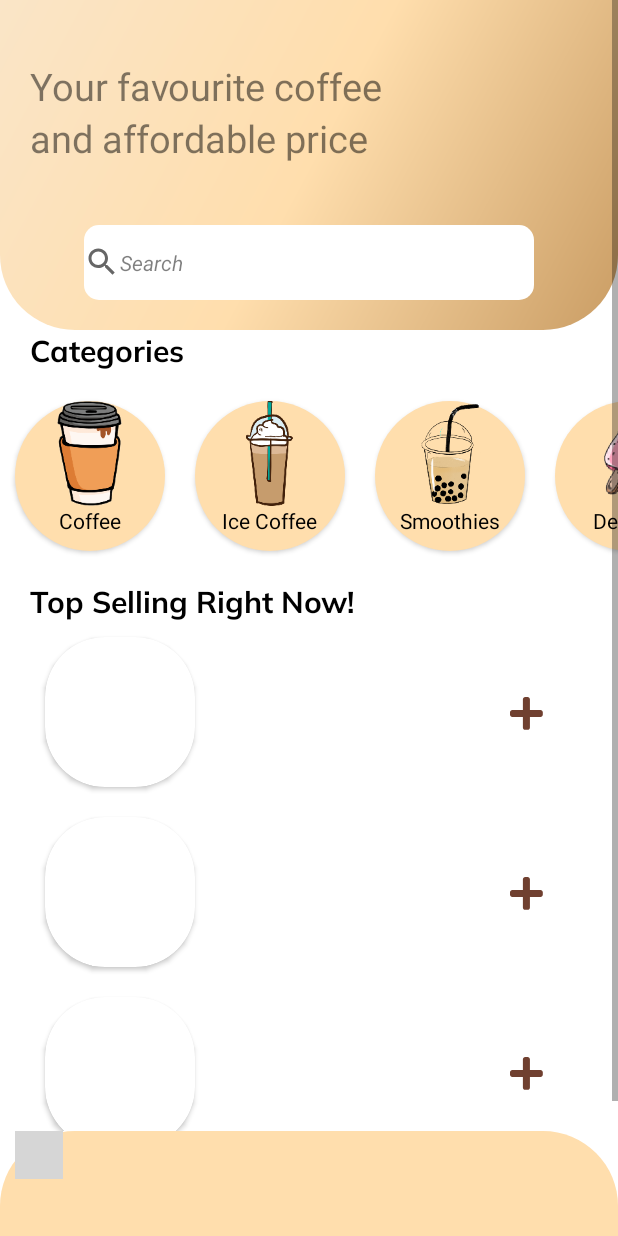
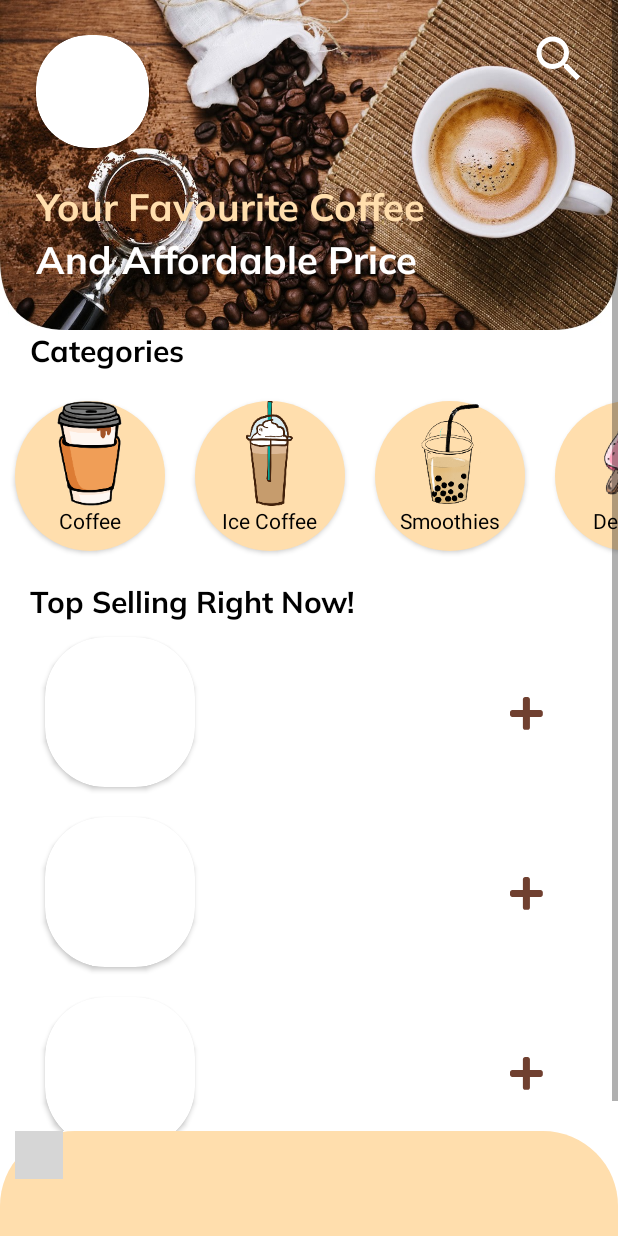
Before and after one commit to KhairulEidlan/NgopiCafe, an Android app: the screen it shows after launch once a user with an empty profile is signed in (AppMainActivity), on a phone screen of 412 x 824 dp. Run offline under Robolectric (Android 15) with nearby library versions, the phone set to English and light mode, and no system bars; our stand-ins replace Firebase (no records; nobody signed in at launch, a user with empty details on screens opened directly), Picasso; libraries missing offline, so code that uses them is left out: com.gauravk.bubblenavigation; plain views replace BubbleNavigationLinearView, BubbleToggleView; pictures from the network do not load; 2 statements that could not run were skipped; grey boxes are pictures that could not be loaded.

Commit message:
search testing

```diff
--- a/app/src/main/AndroidManifest.xml
+++ b/app/src/main/AndroidManifest.xml
@@ -12,6 +12,9 @@
         android:roundIcon="@mipmap/ic_launcher_round"
         android:supportsRtl="true"
         android:theme="@style/Theme.NgopiCafe">
+        <activity
+            android:name=".AppSearchActivity"
+            android:exported="true" />
         <activity
             android:name=".admin.EditAdminMenu"
             android:exported="true" />
--- a/app/src/main/java/com/example/ngopi/apps/fragment/Home.java
+++ b/app/src/main/java/com/example/ngopi/apps/fragment/Home.java
@@ -1,24 +1,32 @@
 package com.example.ngopi.apps.fragment;
 
 import android.app.Dialog;
+import android.app.FragmentManager;
+import android.content.Intent;
 import android.os.Bundle;
 
 import androidx.core.content.ContextCompat;
 import androidx.fragment.app.Fragment;
+import androidx.fragment.app.FragmentTransaction;
 import androidx.recyclerview.widget.LinearLayoutManager;
 import androidx.recyclerview.widget.RecyclerView;
 
+import android.view.KeyEvent;
 import android.view.LayoutInflater;
 import android.view.View;
 import android.view.ViewGroup;
+import android.view.inputmethod.EditorInfo;
 import android.widget.ArrayAdapter;
 import android.widget.Button;
+import android.widget.EditText;
 import android.widget.ImageView;
 import android.widget.Spinner;
 import android.widget.TextView;
 import android.widget.Toast;
 
+import com.example.ngopi.AppSearchActivity;
 import com.example.ngopi.R;
+import com.example.ngopi.apps.AppMainActivity;
 import com.example.ngopi.apps.model.Order;
 import com.example.ngopi.apps.model.OrderDetail;
 import com.example.ngopi.apps.rv.RvCategoryAdapter;
@@ -38,8 +46,11 @@ import java.util.Map;
 
 public class Home extends Fragment {
 
+    //firebase
     private FirebaseFirestore db = FirebaseFirestore.getInstance();
+
     RecyclerView recyclerView;
+    ImageView profile_pic,search;
 
     //item
     ImageView imgView,btnAdd;
@@ -54,7 +65,7 @@ public class Home extends Fragment {
     TextView menuTitle2,menuPrice2;
 
     String username,userId;
-    String link,link1,link2;
+    String link,link1,link2,profilelink;
 
     @Override
     public View onCreateView(LayoutInflater inflater, ViewGroup container,Bundle savedInstanceState) {
@@ -67,6 +78,8 @@ public class Home extends Fragment {
         getuserid();
 
         recyclerView = view.findViewById(R.id.rcview);
+        profile_pic = view.findViewById(R.id.profile_pic);
+        search = view.findViewById(R.id.search);
 
         //item
         imgView = view.findViewById(R.id.imgView);
@@ -88,13 +101,25 @@ public class Home extends Fragment {
         menuPrice2 = view.findViewById(R.id.menuPrice2);
         btnAdd2 = view.findViewById(R.id.btnAdd2);
 
+
         categories();
-
         showitem();
         showitem1();
         showitem2();
+
+        search.setOnClickListener(new View.OnClickListener() {
+            @Override
+            public void onClick(View v) {
+                Intent intent = new Intent(getActivity(), AppSearchActivity.class);
+                intent.putExtra("userid", userId);
+                startActivity(intent);
+            }
+        });
+
         return view;
     }
+
+
     public void getuserid(){
         db.collection("Users")
                 .whereEqualTo("username",username)
@@ -103,6 +128,8 @@ public class Home extends Fragment {
                     if (task.isSuccessful()) {
                         for (QueryDocumentSnapshot document : task.getResult()) {
                             userId = document.getId();
+                            profilelink = document.getData().get("imageURL").toString();
+                            Picasso.get().load(profilelink).into(profile_pic);
                         }
                     }
                 });
--- /dev/null
+++ b/app/src/main/res/drawable/ic_search_white.xml
@@ -0,0 +1,5 @@
+<vector android:height="24dp" android:tint="#FFFFFF"
+    android:viewportHeight="24" android:viewportWidth="24"
+    android:width="24dp" xmlns:android="http://schemas.android.com/apk/res/android">
+    <path android:fillColor="@android:color/white" android:pathData="M15.5,14h-0.79l-0.28,-0.27C15.41,12.59 16,11.11 16,9.5 16,5.91 13.09,3 9.5,3S3,5.91 3,9.5 5.91,16 9.5,16c1.61,0 3.09,-0.59 4.23,-1.57l0.27,0.28v0.79l5,4.99L20.49,19l-4.99,-5zM9.5,14C7.01,14 5,11.99 5,9.5S7.01,5 9.5,5 14,7.01 14,9.5 11.99,14 9.5,14z"/>
+</vector>
--- a/app/src/main/res/drawable/top_menu.xml
+++ b/app/src/main/res/drawable/top_menu.xml
@@ -1,12 +1,10 @@
 <?xml version="1.0" encoding="utf-8"?>
 <shape xmlns:android="http://schemas.android.com/apk/res/android" android:shape="rectangle" android:padding="10dp">
     <!--<solid android:color="#37B664"/> this one is ths color of the Rounded Button -->
-    <gradient
-        android:angle="135.9"
-        android:centerColor="#ffdead"
-        android:startColor="#CA9D64"
-        android:endColor="#fae5c7"
-        android:type="linear"/>
+    <solid
+
+        android:color="#ffdead"
+        />
     <corners
         android:bottomRightRadius="50dp"
         android:bottomLeftRadius="50dp"
--- a/app/src/main/res/layout/activity_admin_category.xml
+++ b/app/src/main/res/layout/activity_admin_category.xml
@@ -65,9 +65,9 @@
             android:layout_marginTop="33dp"
             android:layout_marginEnd="28dp"
             android:fontFamily="@font/muli_bold"
+            android:onClick="additem"
             android:text="Add New Item"
-            android:textSize="20sp"
-            android:onClick="additem"/>
+            android:textSize="20sp" />
 
         <ProgressBar
 
--- a/app/src/main/res/layout/activity_app_order_history.xml
+++ b/app/src/main/res/layout/activity_app_order_history.xml
@@ -24,13 +24,13 @@
         android:layout_height="wrap_content"
         android:layout_below="@+id/lblOrderHistory"
         android:layout_marginTop="30dp"
-        android:backgroundTint="#ffdead"
-        android:background="@drawable/round_corner"/>
+        android:background="@drawable/round_corner"
+        android:backgroundTint="#ffdead" />
 
     <androidx.viewpager2.widget.ViewPager2
         android:id="@+id/viewPager2"
         android:layout_width="match_parent"
         android:layout_height="match_parent"
         android:layout_below="@+id/tabLayout"
-        android:background="#ffdead"/>
+        android:background="#ffdead" />
 </RelativeLayout>
--- a/app/src/main/res/layout/fragment_app_home.xml
+++ b/app/src/main/res/layout/fragment_app_home.xml
@@ -10,21 +10,23 @@
         android:layout_width="match_parent"
         android:layout_height="wrap_content"
         android:orientation="vertical">
+
         <RelativeLayout
             android:layout_width="match_parent"
             android:layout_height="220dp"
-            android:background="@drawable/top_menu">
+            android:background="@drawable/bg_coffee">
 
             <TextView
                 android:id="@+id/text1"
                 android:layout_width="wrap_content"
                 android:layout_height="wrap_content"
+                android:layout_below="@+id/imgProfile"
                 android:layout_alignParentStart="true"
-                android:layout_alignParentTop="true"
-                android:layout_marginStart="20dp"
-                android:layout_marginTop="40dp"
-                android:text="Your favourite coffee"
-                android:textColor="#80000000"
+                android:layout_marginStart="24dp"
+                android:layout_marginTop="22dp"
+                android:fontFamily="@font/muli_bold"
+                android:text="Your Favourite Coffee"
+                android:textColor="#ffdead"
                 android:textSize="25sp" />
 
             <TextView
@@ -32,28 +34,45 @@
                 android:layout_height="wrap_content"
                 android:layout_below="@+id/text1"
                 android:layout_alignParentStart="true"
-                android:layout_marginStart="20dp"
-                android:text="and affordable price"
-                android:textColor="#80000000"
-                android:textSize="25sp" />
+                android:layout_marginStart="24dp"
+                android:layout_marginTop="1dp"
+                android:fontFamily="@font/muli_bold"
+                android:text="And Affordable Price"
+                android:textColor="@color/white"
+                android:textSize="25sp"/>
 
-            <EditText
-                android:id="@+id/search_bar"
-                android:layout_width="300dp"
-                android:layout_height="50dp"
-                android:layout_alignParentBottom="true"
-                android:layout_centerHorizontal="true"
-                android:layout_marginBottom="20dp"
-                android:background="@drawable/search_back"
-                android:drawableStart="@drawable/ic_search"
-                android:hint="Search"
-                android:imeOptions="actionSearch"
-                android:inputType="textCapCharacters"
-                android:textColorHint="#80000000"
-                android:textSize="14sp"
-                android:textStyle="italic" />
+            <ImageView
+                android:id="@+id/search"
+                android:layout_width="40dp"
+                android:layout_height="40dp"
+                android:layout_alignParentTop="true"
+                android:layout_alignParentEnd="true"
+                android:layout_marginTop="19dp"
+                android:layout_marginEnd="19dp"
+                android:background="@drawable/ic_search_white" />
+
+            <androidx.cardview.widget.CardView
+                android:id="@+id/imgProfile"
+                android:layout_width="75dp"
+                android:layout_height="75dp"
+                android:layout_alignParentStart="true"
+                android:layout_alignParentTop="true"
+                android:layout_marginStart="24dp"
+                android:layout_marginTop="23dp"
+                android:elevation="2dp"
+                app:cardCornerRadius="35dp"
+                app:cardPreventCornerOverlap="false">
+                <ImageView
+                    android:id="@+id/profile_pic"
+                    android:layout_width="match_parent"
+                    android:layout_height="match_parent"
+                    android:scaleType="centerCrop" />
+
+            </androidx.cardview.widget.CardView>
 
         </RelativeLayout>
+
+
 
         <TextView
             android:layout_width="wrap_content"
```
Also changed, not shown: app/src/main/java/com/example/ngopi/AppSearchActivity.java (added, +33 -0 lines), app/src/main/res/layout/activity_app_search.xml (added, +59 -0 lines), app/src/main/res/drawable/bg_coffee.jpg.
